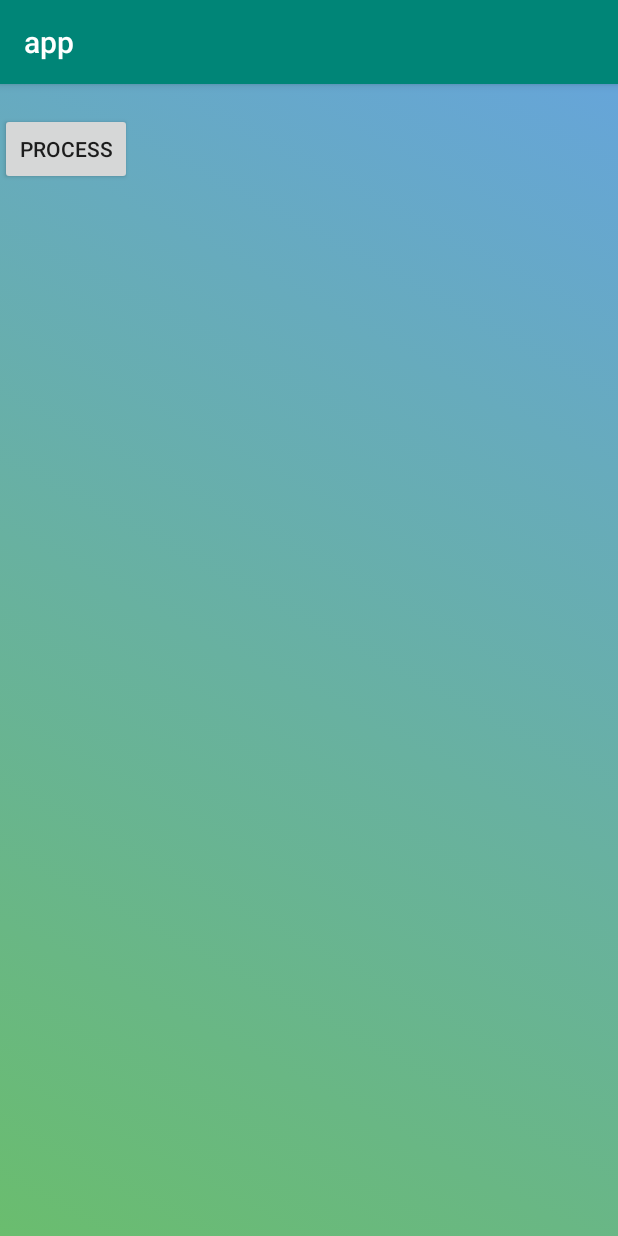
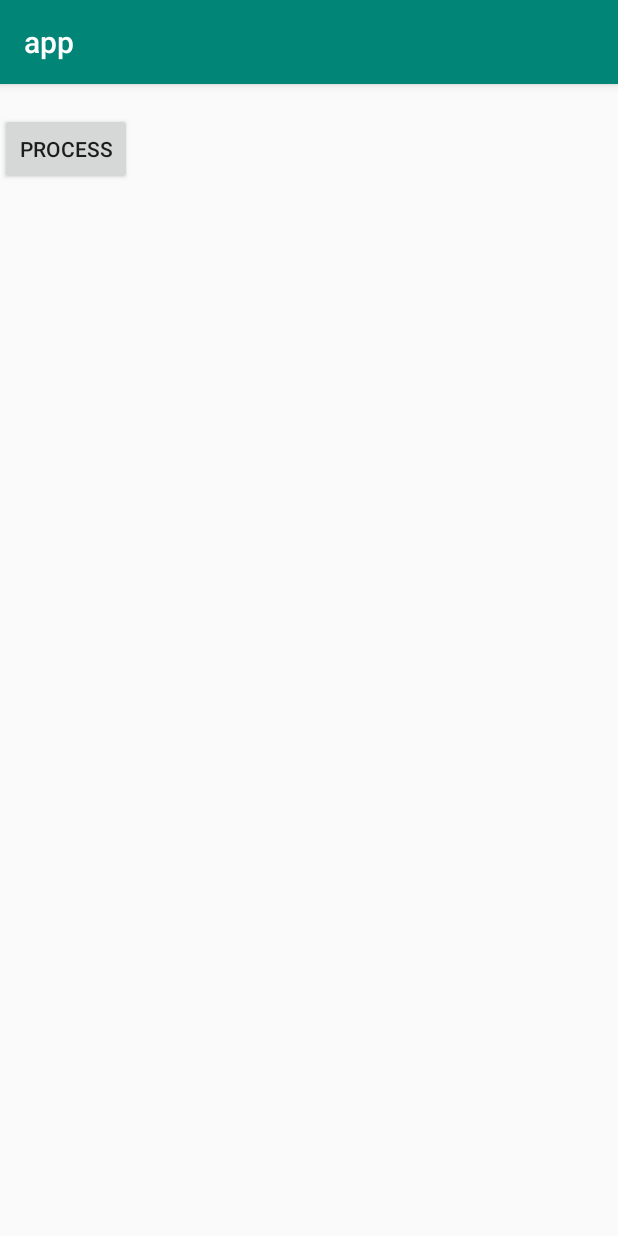
Before and after one commit to AceGabrielFigueroa/sdhacks-2019-LADC, an Android app: the screen it shows after launch (MainActivity), on a phone screen of 412 x 824 dp. Run offline under Robolectric (Android 15) with nearby library versions, the phone set to English and light mode, and no system bars; libraries missing offline, so code that uses them is left out: com.google.android.gms; 1 statement that could not run was skipped.

Commit message:
Added material design dependencies

```diff
--- a/app/build.gradle
+++ b/app/build.gradle
@@ -31,4 +31,5 @@ dependencies {
     implementation 'androidx.appcompat:appcompat:1.0.0'
     implementation 'com.google.android.gms:play-services:7.8+'
     implementation 'com.google.code.gson:gson:2.8.2'
+    implementation 'com.google.android.material:material:1.0.0'
 }
--- a/app/src/main/res/layout/activity_main.xml
+++ b/app/src/main/res/layout/activity_main.xml
@@ -1,7 +1,6 @@
 <LinearLayout xmlns:android="http://schemas.android.com/apk/res/android"
     android:layout_width="match_parent"
     android:layout_height="match_parent"
-    android:background="@drawable/gradient"
     android:orientation="vertical">
 
     <TextView
```
